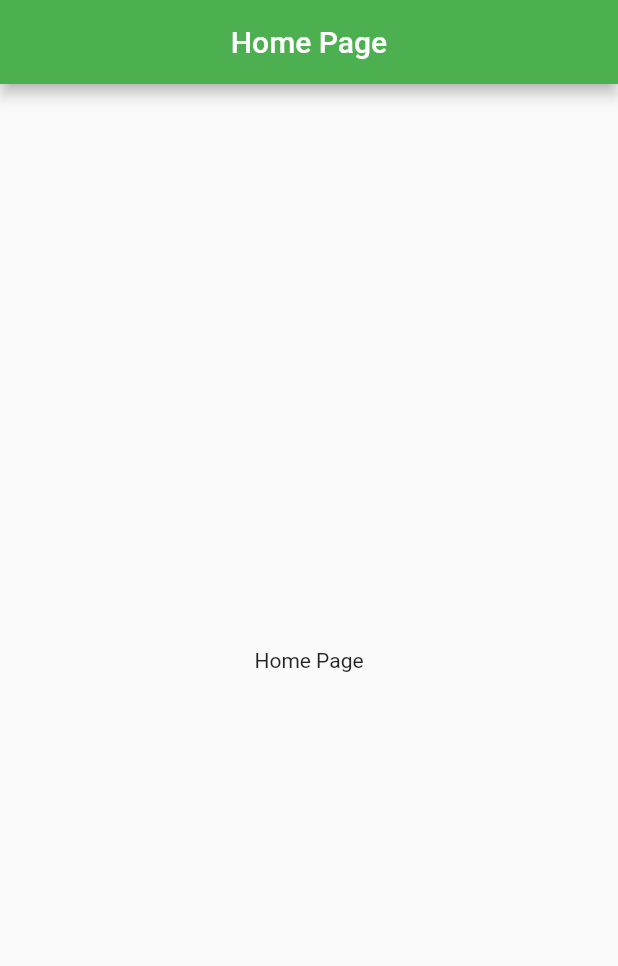
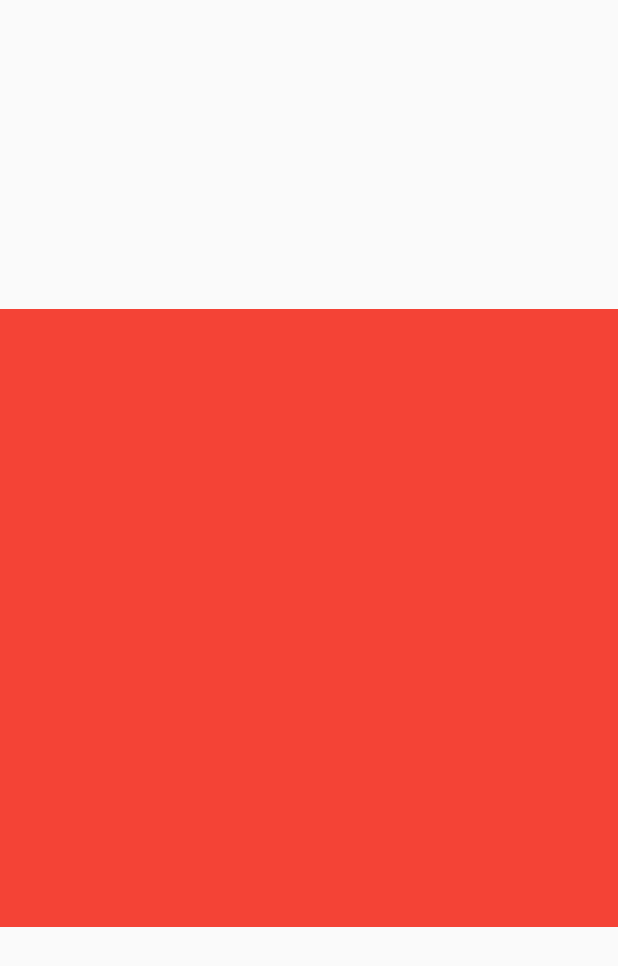
Before and after one commit to mdshadatrahman/tween_color_animation, a Flutter app: the screen it shows after launch, on a phone screen of 412 x 824 dp. Shown: the top 966 px of the screen. Run offline on Flutter 3.47's test engine with Material 2 defaults, Android fonts, the phone set to English and light mode, and no system bars.

Commit message:
container

```diff
--- a/lib/main.dart
+++ b/lib/main.dart
@@ -26,12 +26,14 @@ class HomePage extends StatelessWidget {
   @override
   Widget build(BuildContext context) {
     return Scaffold(
-      appBar: AppBar(
-        centerTitle: true,
-        title: const Text('Home Page'),
-      ),
-      body: const Center(
-        child: Text('Home Page'),
+      body: Center(
+        child: ClipPath(
+          child: Container(
+            width: MediaQuery.of(context).size.width,
+            height: MediaQuery.of(context).size.width,
+            color: Colors.red,
+          ),
+        ),
       ),
     );
   }
```
